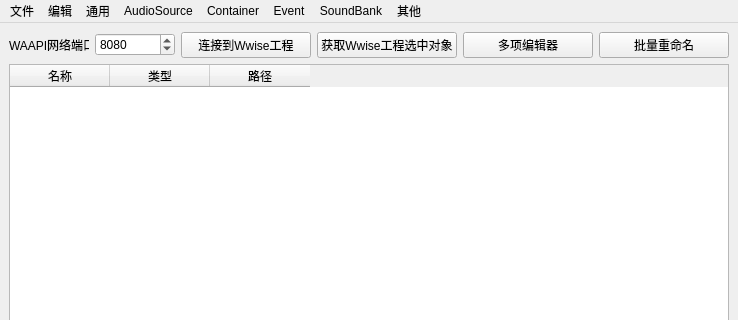
This is WAAPI_Tools/QtDesign/MainWindow.ui in victor647/AudioToolkit647 as Qt 5 draws it before an edit; both pictures show x 0 to 738 and y 0 to 320 of the 738 by 578 pixel window. The edited form follows.
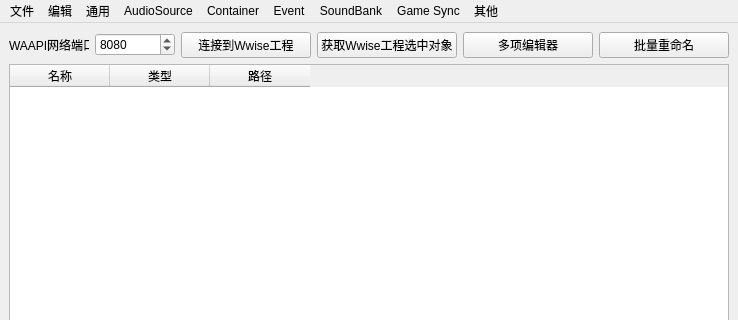
This is the edited form.

```diff
--- a/WAAPI_Tools/QtDesign/MainWindow.ui
+++ b/WAAPI_Tools/QtDesign/MainWindow.ui
@@ -484,7 +484,7 @@
      <x>0</x>
      <y>0</y>
      <width>738</width>
-     <height>23</height>
+     <height>22</height>
     </rect>
    </property>
    <widget class="QMenu" name="mnuAudioSource">
@@ -625,6 +625,12 @@
     <addaction name="actTempTool"/>
     <addaction name="actUnityResourceManager"/>
    </widget>
+   <widget class="QMenu" name="mnuGameSync">
+    <property name="title">
+     <string>Game Sync</string>
+    </property>
+    <addaction name="actReplaceRTPC"/>
+   </widget>
    <addaction name="mnuFile"/>
    <addaction name="mnuEdit"/>
    <addaction name="mnuCommon"/>
@@ -632,6 +638,7 @@
    <addaction name="mnuLogicContainers"/>
    <addaction name="menuEvent"/>
    <addaction name="mnuSoundBank"/>
+   <addaction name="mnuGameSync"/>
    <addaction name="menu"/>
   </widget>
   <widget class="QStatusBar" name="statusbar"/>
```
Left out of the diff: 5 changed lines with no effect on the pictures.
